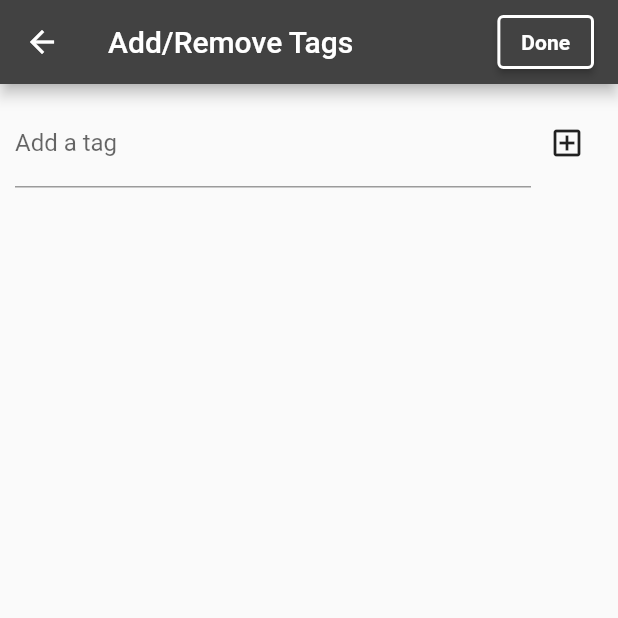
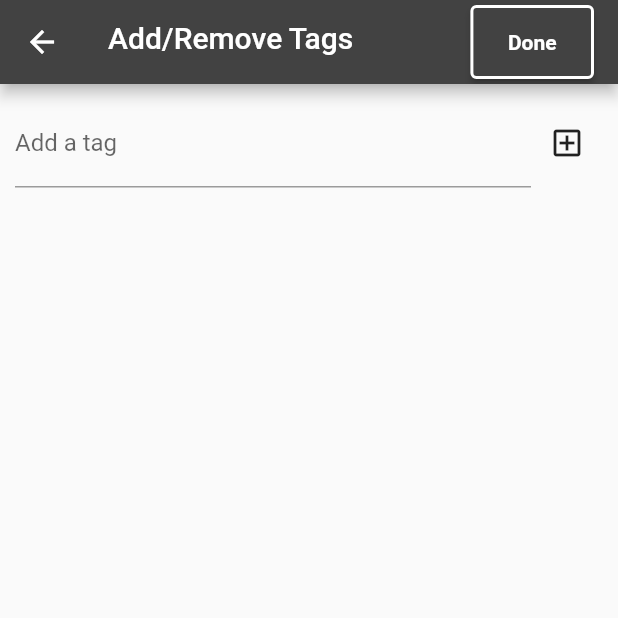
Before and after one commit to MuhabCodes/Flickr-Photos, a Flutter app: the TagsPage screen opened directly, on a phone screen of 412 x 824 dp, the top half of it. Run offline on Flutter 3.47's test engine with Material 2 defaults, Android fonts, the phone set to English and light mode, and no system bars; our stand-ins replace camera, flutter_swiper, font_awesome_flutter, image_picker, video_player; missing offline and left inert: holding_gesture, responsive_widgets.

Commit message:
Edited add_remove_tags page

```diff
--- a/Flickr.Android/lib/camera/Pages/add_remove_tags.dart
+++ b/Flickr.Android/lib/camera/Pages/add_remove_tags.dart
@@ -17,8 +17,13 @@ class TagsPage extends StatelessWidget {
         title: Row(
           mainAxisAlignment: MainAxisAlignment.spaceBetween,
           children: [
-            Text("Add/Remove Tags"),
-            ElevatedButton(
+            Container(height:0.035*MediaQuery.of(context).size.height ,
+            width: 0.5*MediaQuery.of(context).size.width,
+              child: Text("Add/Remove Tags")),
+            Container(
+              height:0.06*MediaQuery.of(context).size.height ,
+           width: 0.2*MediaQuery.of(context).size.width,
+              child: ElevatedButton(
                 onPressed: () {
                    Navigator.pop(context,userTagsList);
                 },
@@ -30,6 +35,7 @@ class TagsPage extends StatelessWidget {
                 style: ElevatedButton.styleFrom(
                   primary: Colors.grey[800],
                   side: BorderSide(color: Colors.white, width: 2),
+                ),
               ),
             ),
           ],
```
Lines whose indentation alone changed are shown as unchanged.
